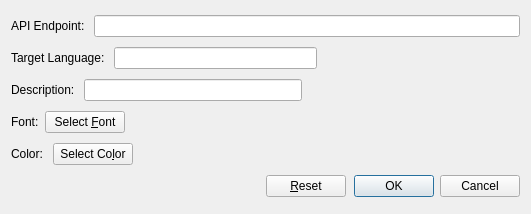
Before: the Qt Designer form configdialog.ui in easai/ViFlash, drawn with Qt 5.
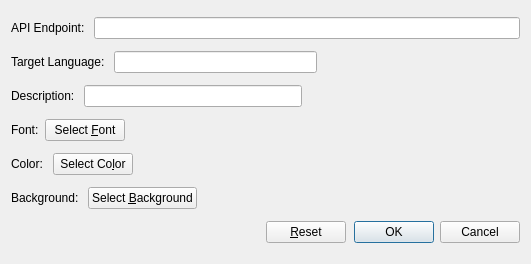
After: the same form once the commit is applied.

Commit message: Add background color dialog.

What changed in the file:
```diff
--- a/configdialog.ui
+++ b/configdialog.ui
@@ -7,7 +7,7 @@
     <x>0</x>
     <y>0</y>
     <width>531</width>
-    <height>214</height>
+    <height>264</height>
    </rect>
   </property>
   <property name="windowTitle">
@@ -144,6 +144,37 @@
      </item>
     </layout>
    </item>
+   <item>
+    <layout class="QHBoxLayout" name="horizontalLayout_8">
+     <item>
+      <widget class="QLabel" name="label_background">
+       <property name="text">
+        <string>Background: </string>
+       </property>
+      </widget>
+     </item>
+     <item>
+      <widget class="QPushButton" name="backgroundButton">
+       <property name="text">
+        <string>Select &amp;Background</string>
+       </property>
+      </widget>
+     </item>
+     <item>
+      <spacer name="horizontalSpacer_6">
+       <property name="orientation">
+        <enum>Qt::Horizontal</enum>
+       </property>
+       <property name="sizeHint" stdset="0">
+        <size>
+         <width>40</width>
+         <height>20</height>
+        </size>
+       </property>
+      </spacer>
+     </item>
+    </layout>
+   </item>
    <item>
     <layout class="QHBoxLayout" name="horizontalLayout_3">
      <item>
```
The commit also changes 4 other files.
